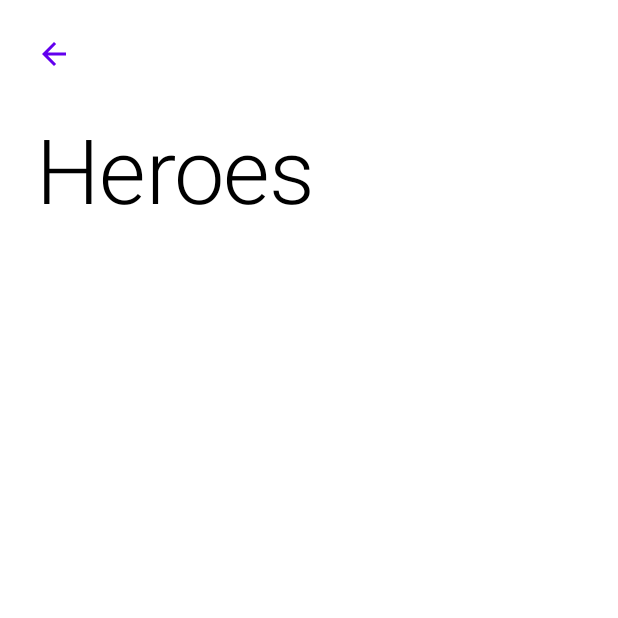
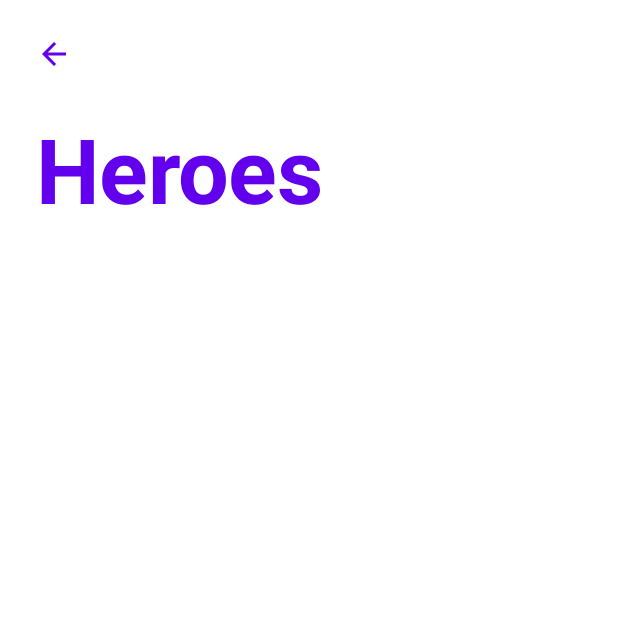
Before and after one commit to bortolilucas/marvel-kmp, an Android app built with Jetpack Compose: the composable CharacterListDefault called with empty values, on a phone screen of 412 x 824 dp, the top half of it. Run offline under Robolectric (Android 15) with nearby library versions, the phone set to English and light mode, and no system bars; 4 statements that could not run were skipped.

Commit message:
feat: change CharacterList text color

```diff
--- a/composeApp/src/commonMain/kotlin/features/character/presentation/screens/characterList/CharacterListDefault.kt
+++ b/composeApp/src/commonMain/kotlin/features/character/presentation/screens/characterList/CharacterListDefault.kt
@@ -15,6 +15,7 @@ import androidx.compose.material.icons.Icons
 import androidx.compose.material.icons.automirrored.filled.ArrowBack
 import androidx.compose.runtime.Composable
 import androidx.compose.ui.Modifier
+import androidx.compose.ui.text.font.FontWeight
 import androidx.compose.ui.unit.dp
 import core.domain.model.Character
 import core.presentation.mapper.asString
@@ -41,7 +42,8 @@ fun CharacterListDefault(
         Text(
             text = type.asString(),
             style = Theme.typography.h2,
-            color = Theme.colors.onBackground,
+            fontWeight = FontWeight.Bold,
+            color = Theme.colors.primary,
             modifier = Modifier.padding(
                 start = Theme.spacing.large,
                 end = Theme.spacing.large,
```
